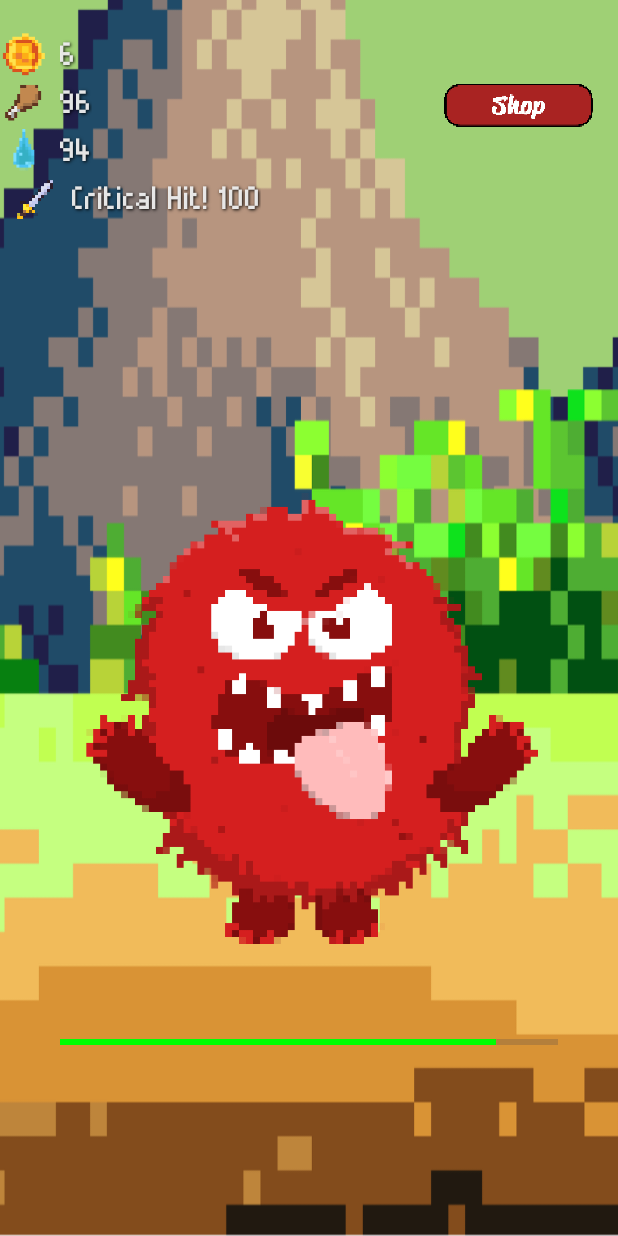
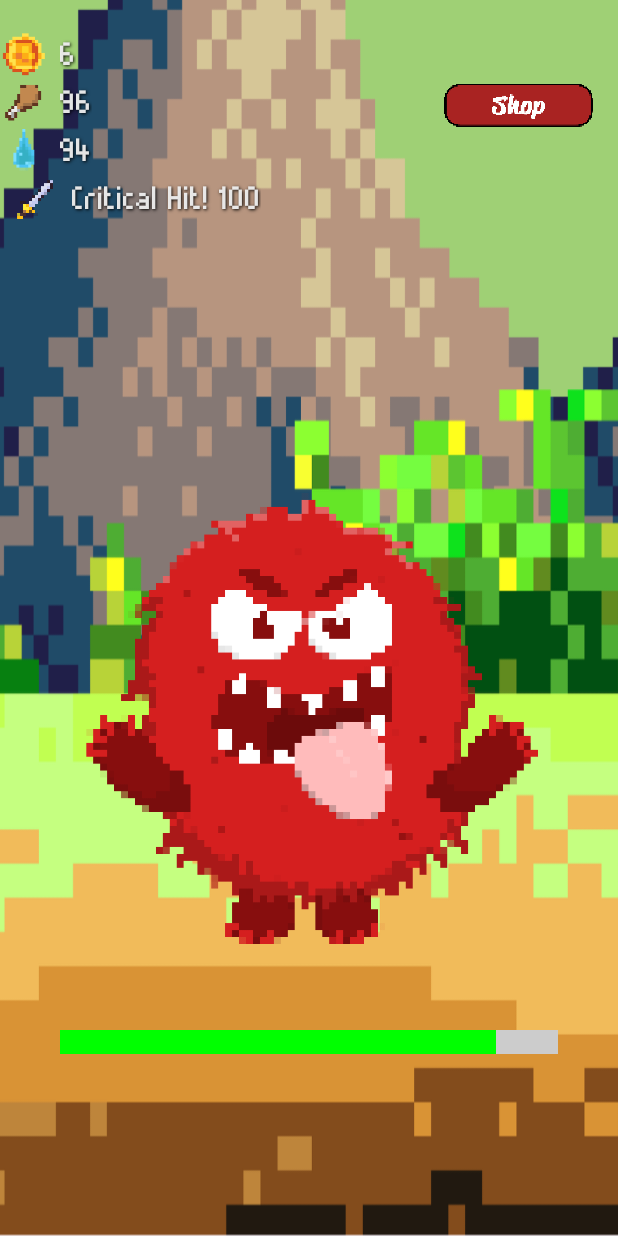
Before and after one commit to TonYacapin/MonsterClicker, an Android app: the screen it shows after launch (MainActivity), after a tap on an icon or button, on a phone screen of 412 x 824 dp. Run offline under Robolectric (Android 15) with nearby library versions, the light colour scheme and no system bars.

Commit message:
Final changes before i pass it to my Prof, Might go back to this project in the future to add more features

```diff
--- a/app/src/main/java/com/example/monterclicker/MainActivity.java
+++ b/app/src/main/java/com/example/monterclicker/MainActivity.java
@@ -7,6 +7,7 @@ import android.database.sqlite.SQLiteDatabase;
 import android.graphics.Typeface;
 import android.media.MediaPlayer;
 import android.os.Bundle;
+import android.os.Handler;
 import android.view.View;
 import android.view.animation.Animation;
 import android.view.animation.AnimationUtils;
@@ -26,6 +27,7 @@ public class MainActivity extends AppCompatActivity {
     private TextView thirstTextView;
     private TextView attackIndicatorTextView;
     private TextView damageIndicatorTextView;
+    private TextView eventTextView;
     private int monsterHealth;
     private int currentMonster = 1;
     private int coins;
@@ -55,6 +57,7 @@ public class MainActivity extends AppCompatActivity {
         thirstTextView = findViewById(R.id.thirstTextView);
         attackIndicatorTextView = findViewById(R.id.attackIndicatorTextView);
         damageIndicatorTextView = findViewById(R.id.damageIndicatorTextView);
+        eventTextView = findViewById(R.id.eventTextView); // New TextView for random events
 
         ImageView shopButton = findViewById(R.id.shopButton);
 
@@ -66,6 +69,7 @@ public class MainActivity extends AppCompatActivity {
         thirstTextView.setTypeface(pixelFont);
         attackIndicatorTextView.setTypeface(pixelFont);
         damageIndicatorTextView.setTypeface(pixelFont);
+        eventTextView.setTypeface(pixelFont); // Set typeface for the new event TextView
 
         db = dbHelper.getWritableDatabase();
 
@@ -128,8 +132,22 @@ public class MainActivity extends AppCompatActivity {
                 updateHungerThirst();
                 updateAttackIndicator();
 
+                // Check for random events
+                int randomEventChance = random.nextInt(100);
+                if (randomEventChance < 1) { // 5% chance for an event
+                    if (monsterHealth <= 0.2 * calculateMonsterHealth()) { // Check if monster health is below 30%
+                        randomEvent(); // Trigger "Monster Escape" event
+                    } else {
+                        // Handle other random events here
+                    }
+                }
+
+                // Check if hunger or thirst penalties apply
+                checkHungerThirstPenalties();
             }
         });
+
+
 
         shopButton.setOnClickListener(new View.OnClickListener() {
             @Override
@@ -324,4 +342,42 @@ public class MainActivity extends AppCompatActivity {
             attackIndicatorTextView.setVisibility(View.INVISIBLE);
         }
     }
+
+    // Random Event: Monster Escape Penalty
+    private void randomEvent() {
+        eventTextView.setText("Monster escaped!");
+        eventTextView.setVisibility(View.VISIBLE);
+
+        // Delay the visibility change to invisible after 2000 milliseconds (2 seconds)
+        new Handler().postDelayed(new Runnable() {
+            @Override
+            public void run() {
+                eventTextView.setVisibility(View.INVISIBLE);
+            }
+        }, 5000);
+
+        // Replace the current monster with a new one
+        spawnNextMonster();
+    }
+    // Check if hunger or thirst penalties apply
+    private void checkHungerThirstPenalties() {
+        if (hunger == 0 || thirst == 0) {
+            int penalty = random.nextInt(50) + 1; // Random penalty between 1 and 50 coins
+            coins -= penalty;
+            if (coins < 0) {
+                coins = 0; // Ensure coins don't go negative
+            }
+            updateCoinText();
+            eventTextView.setText("Hunger or thirst depleted! You lost " + penalty + " coins.");
+            eventTextView.setVisibility(View.VISIBLE);
+
+            // Delay the visibility change to invisible after 2000 milliseconds (2 seconds)
+            new Handler().postDelayed(new Runnable() {
+                @Override
+                public void run() {
+                    eventTextView.setVisibility(View.INVISIBLE);
+                }
+            }, 5000);
+        }
+    }
 }
--- /dev/null
+++ b/app/src/main/res/drawable/custom_progress_bar.xml
@@ -0,0 +1,20 @@
+<layer-list xmlns:android="http://schemas.android.com/apk/res/android">
+    <!-- Background (Stroke) -->
+    <item android:id="@android:id/background">
+        <shape android:shape="rectangle">
+            <stroke
+                android:width="8dp"
+            android:color="#CCCCCC"
+            android:padding="1dp" />
+        </shape>
+    </item>
+
+    <!-- Progress -->
+    <item android:id="@android:id/progress">
+        <clip>
+            <shape android:shape="rectangle">
+                <solid android:color="@color/progress_bar_color" />
+            </shape>
+        </clip>
+    </item>
+</layer-list>
--- a/app/src/main/res/layout/activity_main.xml
+++ b/app/src/main/res/layout/activity_main.xml
@@ -187,7 +187,8 @@
             android:layout_marginTop="20dp"
             android:max="100"
             android:progress="100"
-        android:progressTint="@color/progress_bar_color" />
+            android:progressDrawable="@drawable/custom_progress_bar" /> <!-- Set the custom progress bar drawable -->
+
 
         <ImageView
             android:id="@+id/particleImageView"
@@ -204,4 +205,21 @@
             android:layout_height="match_parent"
             android:visibility="gone" />
 
+        <TextView
+            android:id="@+id/eventTextView"
+            android:layout_width="wrap_content"
+            android:layout_height="wrap_content"
+            android:text=""
+            android:textSize="16sp"
+            android:textColor="#FF0000"
+            android:layout_below="@id/monsterHealthBar"
+            android:layout_centerHorizontal="true"
+            android:layout_marginTop="20dp"
+            android:visibility="invisible"
+            android:fontFamily="@font/pixelated_font"
+            android:shadowColor="#000000"
+            android:shadowDx="1"
+            android:shadowDy="1"
+            android:shadowRadius="2" />
+
     </RelativeLayout>
```
Lines whose indentation alone changed are shown as unchanged.
